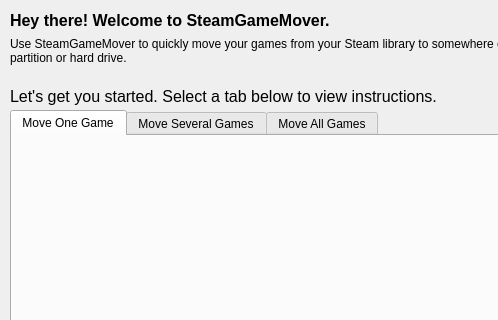
This is SteamGameMover/HelpDialog.ui in larryprice/SteamGameMover as Qt 5 draws it before an edit; both pictures show x 0 to 498 and y 0 to 320 of the 675 by 517 pixel window. The edited form follows.
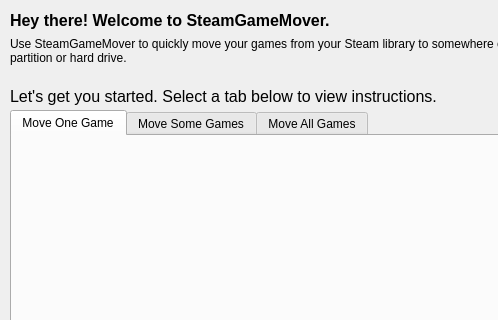
This is the edited form. Icons and pictures are not drawn.

Commit message: Small updates to HelpDialog tab text/names.

```diff
--- a/SteamGameMover/HelpDialog.ui
+++ b/SteamGameMover/HelpDialog.ui
@@ -93,6 +93,12 @@
      <height>381</height>
     </rect>
    </property>
+   <property name="tabPosition">
+    <enum>QTabWidget::North</enum>
+   </property>
+   <property name="tabShape">
+    <enum>QTabWidget::Rounded</enum>
+   </property>
    <property name="currentIndex">
     <number>0</number>
    </property>
@@ -103,7 +109,7 @@
    </widget>
    <widget class="QWidget" name="tab_3">
     <attribute name="title">
-     <string>Move Several Games</string>
+     <string>Move Some Games</string>
     </attribute>
    </widget>
    <widget class="QWidget" name="tab_2">
```
Left out of the diff: 6 changed lines with no effect on the pictures.
